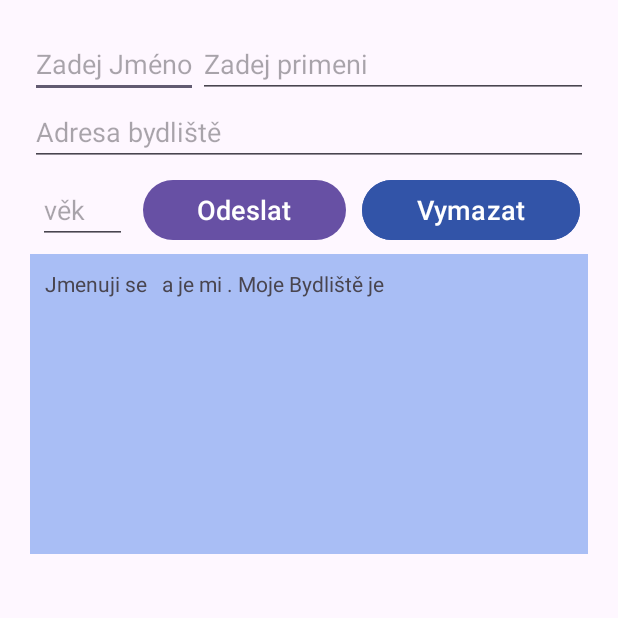
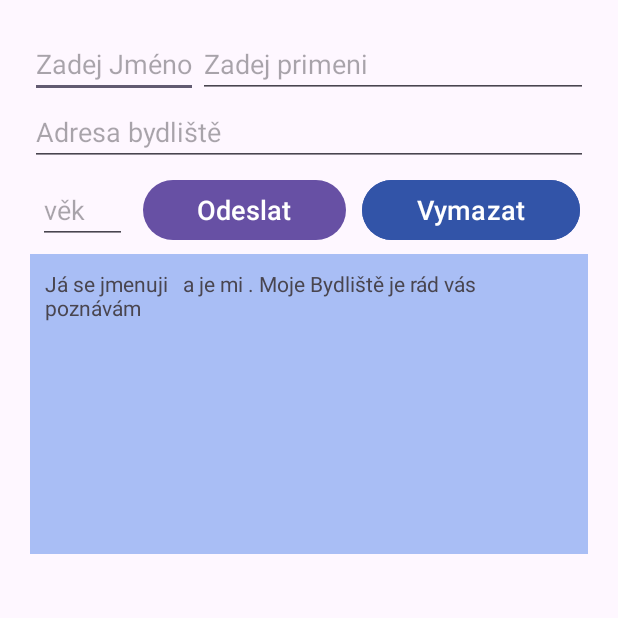
Before and after one commit to Charouzd/github-fch-pma-2024, an Android app: the screen it shows after launch (MainActivity), after a tap on "Odeslat", on a phone screen of 412 x 824 dp, the top half of it. Run offline under Robolectric (Android 15) with nearby library versions, the light colour scheme and no system bars.

Commit message:
#1
přiložení k problému

```diff
--- a/app/src/main/java/com/example/myapplication/MainActivity.kt
+++ b/app/src/main/java/com/example/myapplication/MainActivity.kt
@@ -25,7 +25,7 @@ class MainActivity : AppCompatActivity() {
 
         conf.setOnClickListener{
             val n= name.text.toString()
-            val ftext="Jmenuji se " +name.text.toString()+" "+lastname.text.toString()+ " a je mi "+age.text.toString()+". Moje Bydliště je " +addr.text.toString();
+            val ftext="Já se jmenuji " +name.text.toString()+" "+lastname.text.toString()+ " a je mi "+age.text.toString()+". Moje Bydliště je " +addr.text.toString() +"rád vás poznávám";
             info.text=ftext;
         }
         del.setOnClickListener {
```
